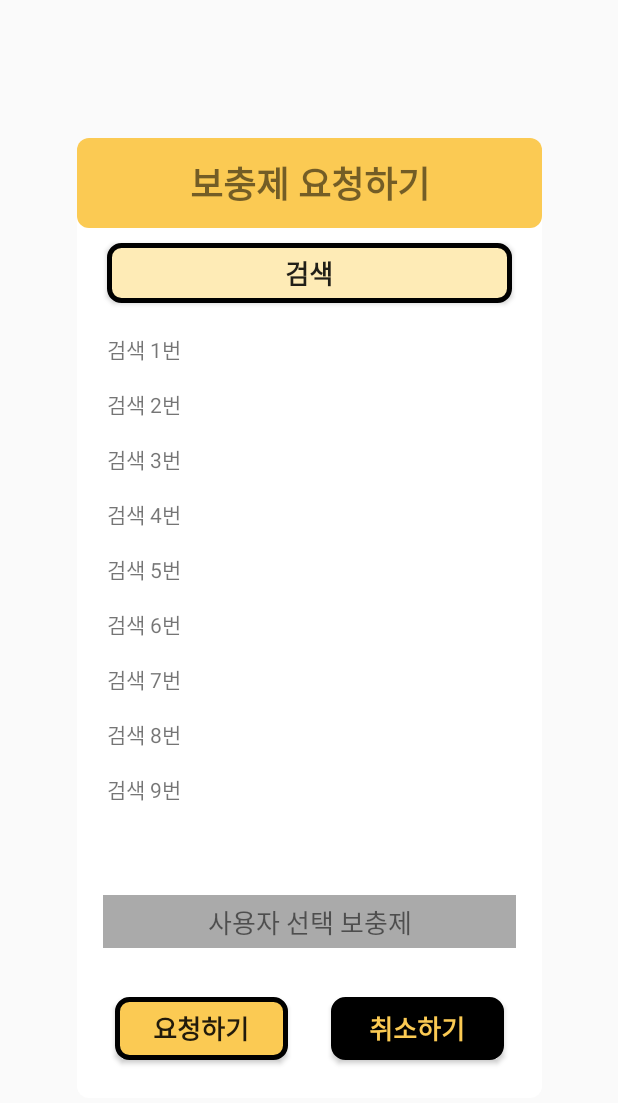
After one commit to jungdennis/hypersonal_booster, an Android app: the layout fragment_booster_request_search.xml on its own in the app's theme, with its tools: preview values and no code run, on a phone screen of 412 x 824 dp. The commit adds this screen. Shown: the top 1103 px of the screen. Run offline under Robolectric (Android 15) with nearby library versions, the light colour scheme and no system bars.

```diff
--- a/app/app/build.gradle
+++ b/app/app/build.gradle
@@ -45,6 +45,7 @@ dependencies {
     implementation 'androidx.constraintlayout:constraintlayout:2.1.4'
     implementation 'com.google.firebase:firebase-auth-ktx:21.0.6'
     implementation 'com.google.android.gms:play-services-auth:19.0.0'
+    implementation 'com.google.android.gms:play-services-maps:18.1.0'
     testImplementation 'junit:junit:4.13.2'
     androidTestImplementation 'androidx.test.ext:junit:1.1.3'
     androidTestImplementation 'androidx.test.espresso:espresso-core:3.4.0'
--- /dev/null
+++ b/app/app/src/main/res/drawable/frame_white_color.xml
@@ -0,0 +1,27 @@
+<?xml version="1.0" encoding="utf-8"?>
+<selector xmlns:android="http://schemas.android.com/apk/res/android">
+
+    <item android:state_pressed="false">
+        <shape>
+            <solid android:color="@color/white"/>
+            <corners
+                android:radius="8sp"/>
+            <stroke
+                android:width="0dp"
+                android:color="#000000" />
+        </shape>
+
+    </item>
+
+    <item android:state_pressed="true" >
+        <shape xmlns:android="http://schemas.android.com/apk/res/android" >
+            <solid android:color="@color/main_color"/>
+            <corners
+                android:radius="8sp"/>
+            <stroke
+                android:width="3sp"
+                android:color="#000000" />
+        </shape>
+    </item>
+
+</selector>
--- /dev/null
+++ b/app/app/src/main/res/layout/fragment_booster_request_search.xml
@@ -0,0 +1,194 @@
+<?xml version="1.0" encoding="utf-8"?>
+<androidx.constraintlayout.widget.ConstraintLayout xmlns:android="http://schemas.android.com/apk/res/android"
+    xmlns:app="http://schemas.android.com/apk/res-auto"
+    xmlns:tools="http://schemas.android.com/tools"
+    android:layout_width="match_parent"
+    android:layout_height="match_parent">
+
+    <androidx.constraintlayout.widget.ConstraintLayout
+        android:layout_width="310dp"
+        android:layout_height="640dp"
+        android:background="@drawable/frame_white_color"
+        app:layout_constraintBottom_toBottomOf="parent"
+        app:layout_constraintEnd_toEndOf="parent"
+        app:layout_constraintStart_toStartOf="parent"
+        app:layout_constraintTop_toTopOf="parent">
+
+        <TextView
+            android:id="@+id/textView24"
+            android:layout_width="wrap_content"
+            android:layout_height="wrap_content"
+            android:layout_marginStart="20dp"
+            android:layout_marginTop="15dp"
+            android:text="@string/B_search_8"
+            app:layout_constraintStart_toStartOf="parent"
+            app:layout_constraintTop_toBottomOf="@+id/textView23" />
+
+        <TextView
+            android:id="@+id/textView25"
+            android:layout_width="wrap_content"
+            android:layout_height="wrap_content"
+            android:layout_marginStart="20dp"
+            android:layout_marginTop="15dp"
+            android:text="@string/B_search_9"
+            app:layout_constraintStart_toStartOf="parent"
+            app:layout_constraintTop_toBottomOf="@+id/textView24" />
+
+        <TextView
+            android:id="@+id/textView20"
+            android:layout_width="wrap_content"
+            android:layout_height="wrap_content"
+            android:layout_marginStart="20dp"
+            android:layout_marginTop="15dp"
+            android:text="@string/B_search_4"
+            app:layout_constraintStart_toStartOf="parent"
+            app:layout_constraintTop_toBottomOf="@+id/textView19" />
+
+        <TextView
+            android:id="@+id/textView21"
+            android:layout_width="wrap_content"
+            android:layout_height="wrap_content"
+            android:layout_marginStart="20dp"
+            android:layout_marginTop="15dp"
+            android:text="@string/B_search_5"
+            app:layout_constraintStart_toStartOf="parent"
+            app:layout_constraintTop_toBottomOf="@+id/textView20" />
+
+        <TextView
+            android:id="@+id/textView23"
+            android:layout_width="wrap_content"
+            android:layout_height="wrap_content"
+            android:layout_marginStart="20dp"
+            android:layout_marginTop="15dp"
+            android:text="@string/B_search_7"
+            app:layout_constraintStart_toStartOf="parent"
+            app:layout_constraintTop_toBottomOf="@+id/textView22" />
+
+        <TextView
+            android:id="@+id/textView22"
+            android:layout_width="wrap_content"
+            android:layout_height="wrap_content"
+            android:layout_marginStart="20dp"
+            android:layout_marginTop="15dp"
+            android:text="@string/B_search_6"
+            app:layout_constraintStart_toStartOf="parent"
+            app:layout_constraintTop_toBottomOf="@+id/textView21" />
+
+        <TextView
+            android:id="@+id/textView18"
+            android:layout_width="wrap_content"
+            android:layout_height="wrap_content"
+            android:layout_marginStart="20dp"
+            android:layout_marginTop="15dp"
+            android:text="@string/B_search_2"
+            app:layout_constraintStart_toStartOf="parent"
+            app:layout_constraintTop_toBottomOf="@+id/textView17" />
+
+        <TextView
+            android:id="@+id/textView19"
+            android:layout_width="wrap_content"
+            android:layout_height="wrap_content"
+            android:layout_marginStart="20dp"
+            android:layout_marginTop="15dp"
+            android:text="@string/B_search_3"
+            app:layout_constraintStart_toStartOf="parent"
+            app:layout_constraintTop_toBottomOf="@+id/textView18" />
+
+        <Button
+            android:id="@+id/button7"
+            android:layout_width="115dp"
+            android:layout_height="42dp"
+            android:layout_marginStart="25dp"
+            android:layout_marginBottom="25dp"
+            android:background="@drawable/btn_main_color"
+            android:text="요청하기"
+            android:textSize="17sp"
+            android:textStyle="bold"
+            app:layout_constraintBottom_toBottomOf="parent"
+            app:layout_constraintStart_toStartOf="parent" />
+
+        <Button
+            android:id="@+id/button9"
+            android:layout_width="115dp"
+            android:layout_height="42dp"
+            android:layout_marginEnd="25dp"
+            android:layout_marginBottom="25dp"
+            android:background="@drawable/btn_black"
+            android:text="취소하기"
+            android:textColor="@color/appicon_background"
+            android:textSize="17sp"
+            android:textStyle="bold"
+            app:layout_constraintBottom_toBottomOf="parent"
+            app:layout_constraintEnd_toEndOf="parent" />
+
+        <androidx.constraintlayout.widget.ConstraintLayout
+            android:id="@+id/constraintLayout2"
+            android:layout_width="310dp"
+            android:layout_height="60dp"
+            android:background="@drawable/frame_main_color"
+            app:layout_constraintEnd_toEndOf="parent"
+            app:layout_constraintStart_toStartOf="parent"
+            app:layout_constraintTop_toTopOf="parent">
+
+            <TextView
+                android:id="@+id/textView"
+                android:layout_width="wrap_content"
+                android:layout_height="wrap_content"
+                android:text="보충제 요청하기"
+                android:textSize="24sp"
+                android:textStyle="bold"
+                app:layout_constraintBottom_toBottomOf="parent"
+                app:layout_constraintEnd_toEndOf="parent"
+                app:layout_constraintStart_toStartOf="parent"
+                app:layout_constraintTop_toTopOf="parent" />
+        </androidx.constraintlayout.widget.ConstraintLayout>
+
+        <Button
+            android:id="@+id/button"
+            android:layout_width="270dp"
+            android:layout_height="40dp"
+            android:layout_marginTop="10dp"
+            android:background="@drawable/btn_change"
+            android:text="@string/input_booster_name"
+            android:textSize="17sp"
+            android:textStyle="bold"
+            app:layout_constraintEnd_toEndOf="parent"
+            app:layout_constraintStart_toStartOf="parent"
+            app:layout_constraintTop_toBottomOf="@+id/constraintLayout2"
+            tools:ignore="TouchTargetSizeCheck" />
+
+        <androidx.constraintlayout.widget.ConstraintLayout
+            android:layout_width="275dp"
+            android:layout_height="35dp"
+            android:layout_marginBottom="100dp"
+            android:background="@android:color/darker_gray"
+            app:layout_constraintBottom_toBottomOf="parent"
+            app:layout_constraintEnd_toEndOf="parent"
+            app:layout_constraintStart_toStartOf="parent">
+
+            <TextView
+                android:id="@+id/textView16"
+                android:layout_width="wrap_content"
+                android:layout_height="wrap_content"
+                android:text="@string/selected_booster"
+                android:textSize="17sp"
+                app:layout_constraintBottom_toBottomOf="parent"
+                app:layout_constraintEnd_toEndOf="parent"
+                app:layout_constraintStart_toStartOf="parent"
+                app:layout_constraintTop_toTopOf="parent"
+                tools:text="사용자 선택 보충제" />
+        </androidx.constraintlayout.widget.ConstraintLayout>
+
+        <TextView
+            android:id="@+id/textView17"
+            android:layout_width="wrap_content"
+            android:layout_height="wrap_content"
+            android:layout_marginStart="20dp"
+            android:layout_marginTop="20dp"
+            android:text="@string/B_search_1"
+            app:layout_constraintStart_toStartOf="parent"
+            app:layout_constraintTop_toBottomOf="@+id/button" />
+
+    </androidx.constraintlayout.widget.ConstraintLayout>
+
+</androidx.constraintlayout.widget.ConstraintLayout>
--- a/app/app/src/main/res/values/colors.xml
+++ b/app/app/src/main/res/values/colors.xml
@@ -12,6 +12,7 @@
     <color name="light_blue_A200">#FF40C4FF</color>
     <color name="light_blue_A400">#FF00B0FF</color>
     <color name="black_overlay">#66000000</color>
+    <color name="light_gray">#D9D9D9FF</color>
 
     <!-- 실제로 많이 쓸 color -->
     <color name="main_color">#FBCA53</color>
--- a/app/app/src/main/res/values/strings.xml
+++ b/app/app/src/main/res/values/strings.xml
@@ -2,13 +2,31 @@
     <string name="app_name">Hypersonal\nBooster</string>
     <string name="back">Back</string>
     <string name="button">Button</string>
+
     <string name="bookmark_enter">즐겨찾기 등록</string>
     <string name="bookmark_resign">즐겨찾기 해제</string>
     <string name="Gym_Branch">코끼리 FIT - 동국대점</string>
+
     <string name="booster_num1">신타6 오리지널 - 초코쉐이크</string>
     <string name="booster_num2">마이프로틴 WPI - 스트로베리</string>
     <string name="booster_num3">머슬킹콩 52 - 바나나맛</string>
     <string name="booster_num4">뉴트리코스트 BCAA - 사과맛</string>
     <string name="booster_num5">뉴트리원 비비랩 저분자 콜라겐</string>
     <string name="booster_num6">비타민마을 아르기닌 10000</string>
+
+    <string name="selected_booster">사용자 선택 보충제</string>
+    <string name="input_booster_text">입력</string>
+    <string name="input_booster_name">검색</string>
+    <string name="B_search_1">검색 1번</string>
+    <string name="B_search_2">검색 2번</string>
+    <string name="B_search_3">검색 3번</string>
+    <string name="B_search_4">검색 4번</string>
+    <string name="B_search_5">검색 5번</string>
+    <string name="B_search_6">검색 6번</string>
+    <string name="B_search_7">검색 7번</string>
+    <string name="B_search_8">검색 8번</string>
+    <string name="B_search_9">검색 9번</string>
+
+    <string name="recommended_boost_1">신타6 아이솔레이트</string>
+    <string name="recommended_boost_2">옵티엄 뉴트리션 BCAA</string>
 </resources>
```
Also changed, not shown: app/app/src/main/res/drawable/icon_search.xml (added, +13 -0 lines), app/app/src/main/res/layout/fragment_booster_detail.xml (added, +44 -0 lines), app/app/src/main/res/layout/fragment_booster_request.xml (added, +199 -0 lines), app/app/src/main/res/layout/fragment_map_detail.xml (+7 -7 lines).
